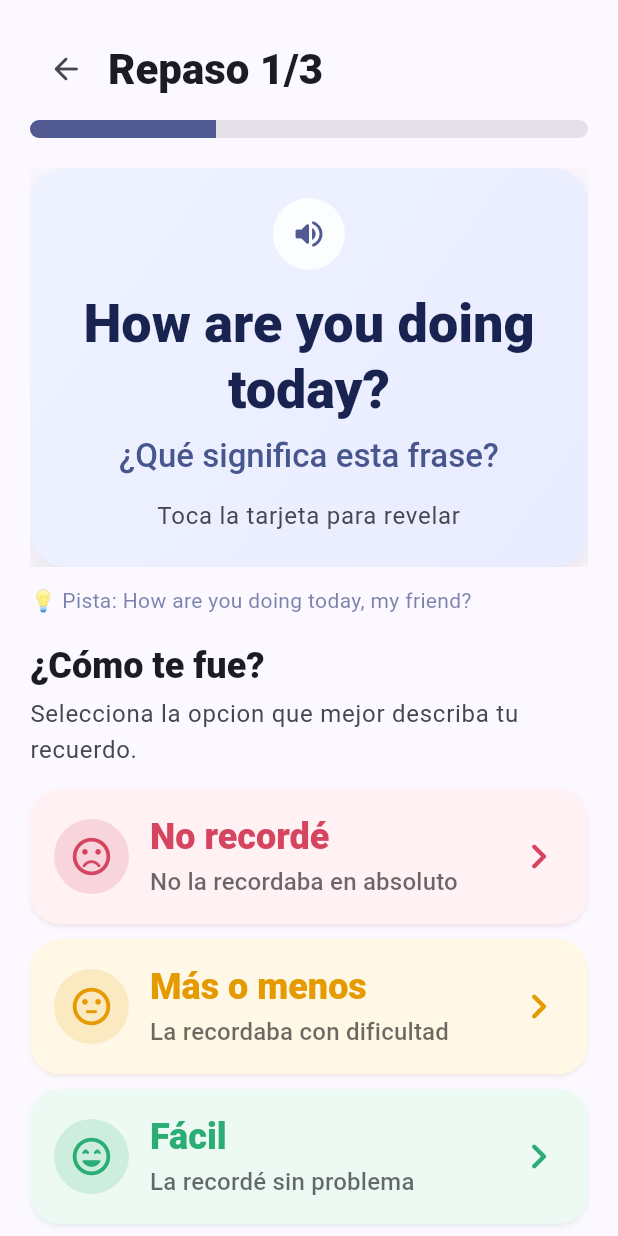
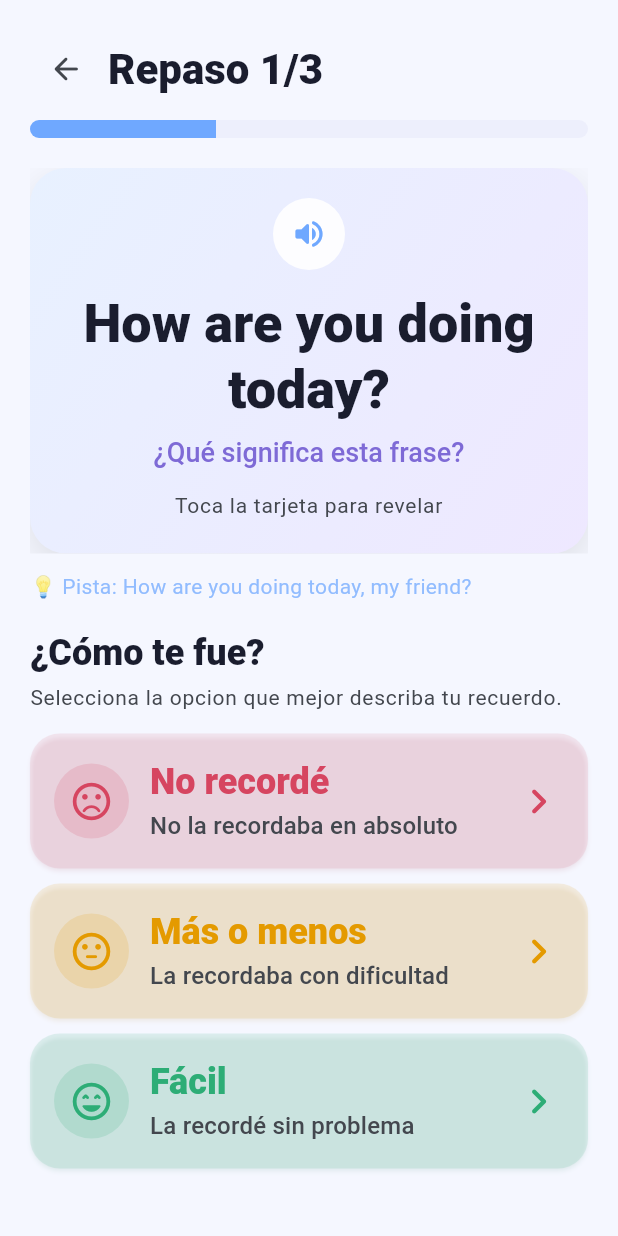
Before and after one commit to Eskantu/english_learning_app, a Flutter app: the screen it shows after launch, after a tap on "Cargar demo rápida", after a tap on the "auto awesome" icon, on a phone screen of 412 x 824 dp. Run offline on Flutter 3.47's test engine with Material 3 defaults, Android fonts, the phone set to English and light mode, and no system bars; our stand-ins replace equatable, flutter_bloc, flutter_local_notifications, flutter_tts, hive, hive_flutter and 1 more; accounts and stored records are empty.

Commit message:
feat(theme): add centralized app theme and refactor key screens

```diff
--- /dev/null
+++ b/lib/core/theme/app_colors.dart
@@ -0,0 +1,29 @@
+import 'package:flutter/material.dart';
+
+class AppColors {
+  const AppColors._();
+
+  static const Color primary = Color(0xFF6FA8FF);
+  static const Color primaryDark = Color(0xFF4B88E8);
+  static const Color primaryContainer = Color(0xFFE8F1FF);
+
+  static const Color secondary = Color(0xFFA78BFA);
+  static const Color secondaryDark = Color(0xFF7E6AD6);
+  static const Color secondaryContainer = Color(0xFFEEE8FF);
+
+  static const Color background = Color(0xFFF5F7FF);
+  static const Color surface = Color(0xFFFFFFFF);
+  static const Color surfaceSoft = Color(0xFFF0F3FF);
+  static const Color surfaceContainerHighest = Color(0xFFEDEFFC);
+  static const Color surfaceContainerLow = Color(0xFFF8F9FF);
+
+  static const Color textPrimary = Color(0xFF1A1D2E);
+  static const Color textSecondary = Color(0xFF6B7280);
+
+  static const Color outline = Color(0xFFD7DCEB);
+  static const Color outlineVariant = Color(0xFFE5E9F6);
+
+  static const Color success = Color(0xFF2DAD76);
+  static const Color warning = Color(0xFFE49A00);
+  static const Color error = Color(0xFFD64560);
+}
--- /dev/null
+++ b/lib/core/theme/app_text_styles.dart
@@ -0,0 +1,61 @@
+import 'package:flutter/material.dart';
+
+import 'app_colors.dart';
+
+class AppTextStyles {
+  const AppTextStyles._();
+
+  static const TextStyle h1 = TextStyle(
+    fontSize: 24,
+    fontWeight: FontWeight.w700,
+    color: AppColors.textPrimary,
+    height: 1.25,
+  );
+
+  static const TextStyle h2 = TextStyle(
+    fontSize: 18,
+    fontWeight: FontWeight.w600,
+    color: AppColors.textPrimary,
+    height: 1.3,
+  );
+
+  static const TextStyle body = TextStyle(
+    fontSize: 14,
+    fontWeight: FontWeight.w400,
+    color: AppColors.textPrimary,
+    height: 1.4,
+  );
+
+  static const TextStyle caption = TextStyle(
+    fontSize: 12,
+    fontWeight: FontWeight.w400,
+    color: AppColors.textSecondary,
+    height: 1.35,
+  );
+
+  static TextTheme textTheme = const TextTheme(
+    headlineLarge: h1,
+    titleLarge: h2,
+    bodyLarge: body,
+    bodyMedium: body,
+    bodySmall: caption,
+    labelLarge: TextStyle(
+      fontSize: 14,
+      fontWeight: FontWeight.w600,
+      color: AppColors.textPrimary,
+      height: 1.3,
+    ),
+    labelMedium: TextStyle(
+      fontSize: 12,
+      fontWeight: FontWeight.w500,
+      color: AppColors.textSecondary,
+      height: 1.3,
+    ),
+    labelSmall: TextStyle(
+      fontSize: 11,
+      fontWeight: FontWeight.w500,
+      color: AppColors.textSecondary,
+      height: 1.3,
+    ),
+  );
+}
--- /dev/null
+++ b/lib/core/theme/app_theme.dart
@@ -0,0 +1,108 @@
+import 'package:flutter/material.dart';
+
+import 'app_colors.dart';
+import 'app_text_styles.dart';
+
+class AppTheme {
+  const AppTheme._();
+
+  static final ColorScheme _lightColorScheme = ColorScheme.fromSeed(
+    seedColor: AppColors.primary,
+    brightness: Brightness.light,
+    primary: AppColors.primary,
+    onPrimary: Colors.white,
+    primaryContainer: AppColors.primaryContainer,
+    onPrimaryContainer: AppColors.textPrimary,
+    secondary: AppColors.secondary,
+    onSecondary: Colors.white,
+    secondaryContainer: AppColors.secondaryContainer,
+    onSecondaryContainer: AppColors.textPrimary,
+    surface: AppColors.surface,
+    onSurface: AppColors.textPrimary,
+    error: AppColors.error,
+    onError: Colors.white,
+    outline: AppColors.outline,
+    outlineVariant: AppColors.outlineVariant,
+    surfaceContainerHighest: AppColors.surfaceContainerHighest,
+    surfaceContainerLow: AppColors.surfaceContainerLow,
+  );
+
+  static ThemeData get light {
+    final ThemeData base = ThemeData(
+      useMaterial3: true,
+      colorScheme: _lightColorScheme,
+      scaffoldBackgroundColor: AppColors.background,
+      textTheme: AppTextStyles.textTheme,
+    );
+
+    return base.copyWith(
+      appBarTheme: AppBarTheme(
+        backgroundColor: AppColors.background,
+        foregroundColor: AppColors.textPrimary,
+        elevation: 0,
+        scrolledUnderElevation: 0,
+        centerTitle: false,
+        titleTextStyle: AppTextStyles.h2,
+      ),
+      cardTheme: CardThemeData(
+        color: AppColors.surface,
+        elevation: 0,
+        shape: RoundedRectangleBorder(borderRadius: BorderRadius.circular(18)),
+        shadowColor: AppColors.textPrimary.withValues(alpha: 0.08),
+      ),
+      elevatedButtonTheme: ElevatedButtonThemeData(
+        style: ElevatedButton.styleFrom(
+          elevation: 0,
+          backgroundColor: AppColors.primary,
+          foregroundColor: Colors.white,
+          textStyle: AppTextStyles.body.copyWith(fontWeight: FontWeight.w600),
+          padding: const EdgeInsets.symmetric(horizontal: 18, vertical: 12),
+          shape: RoundedRectangleBorder(
+            borderRadius: BorderRadius.circular(14),
+          ),
+        ),
+      ),
+      filledButtonTheme: FilledButtonThemeData(
+        style: FilledButton.styleFrom(
+          backgroundColor: AppColors.primary,
+          foregroundColor: Colors.white,
+          textStyle: AppTextStyles.body.copyWith(fontWeight: FontWeight.w600),
+          padding: const EdgeInsets.symmetric(horizontal: 18, vertical: 12),
+          shape: RoundedRectangleBorder(
+            borderRadius: BorderRadius.circular(14),
+          ),
+        ),
+      ),
+      inputDecorationTheme: InputDecorationTheme(
+        filled: true,
+        fillColor: AppColors.surface,
+        contentPadding: const EdgeInsets.symmetric(
+          horizontal: 14,
+          vertical: 12,
+        ),
+        labelStyle: AppTextStyles.body.copyWith(color: AppColors.textSecondary),
+        hintStyle: AppTextStyles.body.copyWith(color: AppColors.textSecondary),
+        border: OutlineInputBorder(
+          borderRadius: BorderRadius.circular(14),
+          borderSide: BorderSide(color: _lightColorScheme.outlineVariant),
+        ),
+        enabledBorder: OutlineInputBorder(
+          borderRadius: BorderRadius.circular(14),
+          borderSide: BorderSide(color: _lightColorScheme.outlineVariant),
+        ),
+        focusedBorder: OutlineInputBorder(
+          borderRadius: BorderRadius.circular(14),
+          borderSide: BorderSide(color: _lightColorScheme.primary, width: 1.4),
+        ),
+        errorBorder: OutlineInputBorder(
+          borderRadius: BorderRadius.circular(14),
+          borderSide: const BorderSide(color: AppColors.error),
+        ),
+      ),
+      floatingActionButtonTheme: const FloatingActionButtonThemeData(
+        backgroundColor: AppColors.primary,
+        foregroundColor: Colors.white,
+      ),
+    );
+  }
+}
--- a/lib/features/learning/presentation/screens/home_screen.dart
+++ b/lib/features/learning/presentation/screens/home_screen.dart
@@ -2,6 +2,7 @@ import 'package:flutter/material.dart';
 import 'package:flutter_bloc/flutter_bloc.dart';
 
 import '../../../../core/di/service_locator.dart';
+import '../../../../core/theme/app_colors.dart';
 import '../../domain/entities/learning_item.dart';
 import '../../../pronunciation/presentation/presentation.dart';
 import '../../../review/presentation/presentation.dart';
@@ -420,7 +421,7 @@ class _QuickStatsRow extends StatelessWidget {
             title: 'Total frases',
             value: totalPhrases.toString(),
             subtitle: 'guardadas',
-            color: const Color(0xFF5B7BFF),
+            color: AppColors.primary,
           ),
         ),
         const SizedBox(width: 10),
@@ -430,7 +431,7 @@ class _QuickStatsRow extends StatelessWidget {
             title: 'Practicadas hoy',
             value: practicedToday.toString(),
             subtitle: 'frases',
-            color: const Color(0xFF2DAD76),
+            color: AppColors.success,
           ),
         ),
         const SizedBox(width: 10),
@@ -440,7 +441,7 @@ class _QuickStatsRow extends StatelessWidget {
             title: 'Racha',
             value: streak.toString(),
             subtitle: 'días seguidos',
-            color: const Color(0xFFF97316),
+            color: AppColors.warning,
           ),
         ),
       ],
@@ -585,7 +586,7 @@ class PhraseCard extends StatelessWidget {
                             context,
                           ).textTheme.titleSmall?.copyWith(
                             fontWeight: FontWeight.w700,
-                            color: const Color(0xFF18234F),
+                            color: Theme.of(context).colorScheme.onSurface,
                           ),
                           maxLines: 1,
                           overflow: TextOverflow.ellipsis,
--- a/lib/features/pronunciation/presentation/screens/pronunciation_screen.dart
+++ b/lib/features/pronunciation/presentation/screens/pronunciation_screen.dart
@@ -4,6 +4,7 @@ import 'dart:math' as math;
 import 'package:flutter/material.dart';
 import 'package:flutter_bloc/flutter_bloc.dart';
 
+import '../../../../core/theme/app_colors.dart';
 import '../../../learning/domain/entities/learning_item.dart';
 import '../cubit/pronunciation_cubit.dart';
 import '../cubit/pronunciation_state.dart';
@@ -300,7 +301,7 @@ class _MainView extends StatelessWidget {
                     label: 'Grabar y evaluar (STT)',
                     icon: Icons.mic_rounded,
                     onPressed: onRecord,
-                    color: const Color(0xFF312E81),
+                    color: AppColors.secondaryDark,
                   ),
                   SizedBox(height: compact ? 14 : 20),
                   _ConsejoCard(compact: compact),
@@ -362,7 +363,7 @@ class _RecordingView extends StatelessWidget {
                   'Graba tu pronunciación',
                   style: Theme.of(context).textTheme.titleMedium?.copyWith(
                     fontWeight: FontWeight.w700,
-                    color: const Color(0xFF18234F),
+                    color: Theme.of(context).colorScheme.onSurface,
                   ),
                 ),
                 const SizedBox(height: 4),
@@ -397,7 +398,7 @@ class _RecordingView extends StatelessWidget {
                   elapsed,
                   style: Theme.of(context).textTheme.headlineSmall?.copyWith(
                     fontWeight: FontWeight.w700,
-                    color: const Color(0xFF18234F),
+                    color: Theme.of(context).colorScheme.onSurface,
                   ),
                 ),
                 const SizedBox(height: 8),
@@ -436,8 +437,8 @@ class _RecordingView extends StatelessWidget {
             icon: const Icon(Icons.cancel_outlined),
             label: const Text('Cancelar grabación'),
             style: OutlinedButton.styleFrom(
-              foregroundColor: const Color(0xFFD64560),
-              side: const BorderSide(color: Color(0xFFD64560)),
+              foregroundColor: AppColors.error,
+              side: const BorderSide(color: AppColors.error),
               padding: const EdgeInsets.symmetric(vertical: 16),
               textStyle: const TextStyle(
                 fontSize: 16,
@@ -698,14 +699,17 @@ class PronunciationCard extends StatelessWidget {
     return Container(
       decoration: BoxDecoration(
         gradient: const LinearGradient(
-          colors: <Color>[Color(0xFFEFF2FF), Color(0xFFDDE3FF)],
+          colors: <Color>[
+            AppColors.primaryContainer,
+            AppColors.secondaryContainer,
+          ],
           begin: Alignment.topLeft,
           end: Alignment.bottomRight,
         ),
         borderRadius: BorderRadius.circular(20),
         boxShadow: <BoxShadow>[
           BoxShadow(
-            color: const Color(0xFF4F46E5).withValues(alpha: 0.10),
+            color: AppColors.secondary.withValues(alpha: 0.18),
             blurRadius: 20,
             offset: const Offset(0, 8),
           ),
@@ -729,18 +733,20 @@ class PronunciationCard extends StatelessWidget {
                 width: 56,
                 height: 56,
                 decoration: BoxDecoration(
-                  color: Colors.white.withValues(alpha: 0.9),
+                  color: Theme.of(
+                    context,
+                  ).colorScheme.surface.withValues(alpha: 0.92),
                   shape: BoxShape.circle,
                   boxShadow: <BoxShadow>[
                     BoxShadow(
-                      color: const Color(0xFF4F46E5).withValues(alpha: 0.18),
+                      color: AppColors.secondary.withValues(alpha: 0.22),
                       blurRadius: 12,
                     ),
                   ],
                 ),
                 child: const Icon(
                   Icons.volume_up_rounded,
-                  color: Color(0xFF4F46E5),
+                  color: AppColors.secondaryDark,
                   size: 28,
                 ),
               ),
@@ -755,7 +761,7 @@ class PronunciationCard extends StatelessWidget {
                     : Theme.of(context).textTheme.displaySmall)
                 ?.copyWith(
                   fontWeight: FontWeight.w800,
-                  color: const Color(0xFF18234F),
+                  color: Theme.of(context).colorScheme.onSurface,
                 ),
           ),
           const SizedBox(height: 6),
@@ -763,7 +769,7 @@ class PronunciationCard extends StatelessWidget {
             '¿Cómo suena esta frase?',
             textAlign: TextAlign.center,
             style: Theme.of(context).textTheme.titleSmall?.copyWith(
-              color: const Color(0xFF48568E),
+              color: AppColors.secondaryDark,
               fontWeight: FontWeight.w500,
             ),
           ),
@@ -772,7 +778,7 @@ class PronunciationCard extends StatelessWidget {
             width: 40,
             height: 3,
             decoration: BoxDecoration(
-              color: const Color(0xFF4F46E5).withValues(alpha: 0.35),
+              color: AppColors.secondary.withValues(alpha: 0.45),
               borderRadius: BorderRadius.circular(99),
             ),
           ),
@@ -803,7 +809,7 @@ class RecordingWidget extends StatelessWidget {
                 width: 110,
                 height: 110,
                 decoration: BoxDecoration(
-                  color: const Color(0xFF4F46E5).withValues(alpha: 0.15),
+                  color: AppColors.secondary.withValues(alpha: 0.20),
                   shape: BoxShape.circle,
                 ),
               ),
@@ -815,18 +821,22 @@ class RecordingWidget extends StatelessWidget {
       child: Container(
         width: 80,
         height: 80,
-        decoration: const BoxDecoration(
-          color: Color(0xFF4F46E5),
+        decoration: BoxDecoration(
+          color: AppColors.secondaryDark,
           shape: BoxShape.circle,
           boxShadow: <BoxShadow>[
             BoxShadow(
-              color: Color(0x334F46E5),
+              color: AppColors.secondary.withValues(alpha: 0.22),
               blurRadius: 20,
               spreadRadius: 2,
             ),
           ],
         ),
-        child: const Icon(Icons.mic_rounded, color: Colors.white, size: 38),
+        child: Icon(
+          Icons.mic_rounded,
+          color: Theme.of(context).colorScheme.onSecondary,
+          size: 38,
+        ),
       ),
     );
   }
@@ -862,7 +872,7 @@ class _WaveformWidget extends StatelessWidget {
               height: height,
               margin: const EdgeInsets.symmetric(horizontal: 2),
               decoration: BoxDecoration(
-                color: const Color(0xFF4F46E5).withValues(alpha: 0.6),
+                color: AppColors.secondary.withValues(alpha: 0.65),
                 borderRadius: BorderRadius.circular(99),
               ),
             );
@@ -889,9 +899,9 @@ class ResultWidget extends StatelessWidget {
   final bool compact;
 
   Color get _scoreColor => switch (result.feedback) {
-    PronunciationFeedback.correct => const Color(0xFF2DAD76),
-    PronunciationFeedback.almostCorrect => const Color(0xFFE49A00),
-    PronunciationFeedback.incorrect => const Color(0xFFD64560),
+    PronunciationFeedback.correct => AppColors.success,
+    PronunciationFeedback.almostCorrect => AppColors.warning,
+    PronunciationFeedback.incorrect => AppColors.error,
   };
 
   String get _headline => switch (result.feedback) {
@@ -984,7 +994,7 @@ class ResultWidget extends StatelessWidget {
             textAlign: TextAlign.center,
             style: Theme.of(context).textTheme.titleMedium?.copyWith(
               fontWeight: FontWeight.w700,
-              color: const Color(0xFF18234F),
+              color: Theme.of(context).colorScheme.onSurface,
             ),
           ),
           SizedBox(height: compact ? 16 : 20),
@@ -1151,7 +1161,7 @@ class _ActionButton extends StatelessWidget {
                 height: 18,
                 child: CircularProgressIndicator(
                   strokeWidth: 2,
-                  color: Colors.white54,
+                  color: AppColors.surfaceContainerHighest,
                 ),
               )
               : Icon(icon),
@@ -1161,7 +1171,7 @@ class _ActionButton extends StatelessWidget {
         disabledBackgroundColor: (color ??
                 Theme.of(context).colorScheme.primary)
             .withValues(alpha: 0.6),
-        foregroundColor: Colors.white,
+        foregroundColor: Theme.of(context).colorScheme.onPrimary,
         padding: const EdgeInsets.symmetric(vertical: 16),
         textStyle: const TextStyle(fontSize: 15, fontWeight: FontWeight.w700),
         shape: RoundedRectangleBorder(borderRadius: BorderRadius.circular(16)),
--- a/lib/features/review/presentation/screens/review_screen.dart
+++ b/lib/features/review/presentation/screens/review_screen.dart
@@ -2,6 +2,7 @@ import 'package:flutter/material.dart';
 import 'package:flutter_bloc/flutter_bloc.dart';
 
 import '../../../../core/di/service_locator.dart';
+import '../../../../core/theme/app_colors.dart';
 import '../../../learning/presentation/cubit/learning_items_cubit.dart';
 import '../../domain/entities/review_quality.dart';
 import '../cubit/review_cubit.dart';
@@ -143,8 +144,8 @@ class _ReviewScreenState extends State<ReviewScreen> {
                             title: 'No recordé',
                             subtitle: 'No la recordaba en absoluto',
                             icon: Icons.sentiment_dissatisfied_rounded,
-                            background: const Color(0xFFFFF1F4),
-                            foreground: const Color(0xFFD64560),
+                            background: AppColors.error.withValues(alpha: 0.10),
+                            foreground: AppColors.error,
                             onTap: () => _submitAnswer(ReviewQuality.forgot),
                             compact: compact,
                           ),
@@ -153,8 +154,10 @@ class _ReviewScreenState extends State<ReviewScreen> {
                             title: 'Más o menos',
                             subtitle: 'La recordaba con dificultad',
                             icon: Icons.sentiment_neutral_rounded,
-                            background: const Color(0xFFFFF8E6),
-                            foreground: const Color(0xFFE49A00),
+                            background: AppColors.warning.withValues(
+                              alpha: 0.12,
+                            ),
+                            foreground: AppColors.warning,
                             onTap: () => _submitAnswer(ReviewQuality.partial),
                             compact: compact,
                           ),
@@ -163,8 +166,10 @@ class _ReviewScreenState extends State<ReviewScreen> {
                             title: 'Fácil',
                             subtitle: 'La recordé sin problema',
                             icon: Icons.sentiment_very_satisfied_rounded,
-                            background: const Color(0xFFECFAF3),
-                            foreground: const Color(0xFF2DAD76),
+                            background: AppColors.success.withValues(
+                              alpha: 0.12,
+                            ),
+                            foreground: AppColors.success,
                             onTap: () => _submitAnswer(ReviewQuality.easy),
                             compact: compact,
                           ),
@@ -270,8 +275,11 @@ class _ReviewFlashcard extends StatelessWidget {
       color: Colors.transparent,
       child: Ink(
         decoration: BoxDecoration(
-          gradient: const LinearGradient(
-            colors: <Color>[Color(0xFFEFF2FF), Color(0xFFE8ECFF)],
+          gradient: LinearGradient(
+            colors: const <Color>[
+              AppColors.primaryContainer,
+              AppColors.secondaryContainer,
+            ],
             begin: Alignment.topLeft,
             end: Alignment.bottomRight,
           ),
@@ -301,7 +309,9 @@ class _ReviewFlashcard extends StatelessWidget {
                   alignment: Alignment.topCenter,
                   child: DecoratedBox(
                     decoration: BoxDecoration(
-                      color: Colors.white.withValues(alpha: 0.85),
+                      color: Theme.of(
+                        context,
+                      ).colorScheme.surface.withValues(alpha: 0.90),
                       borderRadius: BorderRadius.circular(999),
                     ),
                     child: IconButton(
@@ -320,7 +330,7 @@ class _ReviewFlashcard extends StatelessWidget {
                           : Theme.of(context).textTheme.displaySmall)
                       ?.copyWith(
                         fontWeight: FontWeight.w800,
-                        color: const Color(0xFF18234F),
+                        color: Theme.of(context).colorScheme.onSurface,
                       ),
                 ),
                 const SizedBox(height: 8),
@@ -328,7 +338,7 @@ class _ReviewFlashcard extends StatelessWidget {
                   '¿Qué significa esta frase?',
                   textAlign: TextAlign.center,
                   style: Theme.of(context).textTheme.titleLarge?.copyWith(
-                    color: const Color(0xFF48568E),
+                    color: AppColors.secondaryDark,
                     fontWeight: FontWeight.w500,
                   ),
                 ),
@@ -447,7 +457,7 @@ class _AnswerOptionCard extends StatelessWidget {
                     Text(
                       subtitle,
                       style: Theme.of(context).textTheme.titleMedium?.copyWith(
-                        color: Colors.black.withValues(alpha: 0.58),
+                        color: Theme.of(context).colorScheme.onSurfaceVariant,
                       ),
                     ),
                   ],
@@ -479,7 +489,7 @@ class _MotivationCard extends StatelessWidget {
     return Container(
       padding: EdgeInsets.all(compact ? 12 : 16),
       decoration: BoxDecoration(
-        color: const Color(0xFFF0F1FF),
+        color: AppColors.surfaceSoft,
         borderRadius: BorderRadius.circular(20),
       ),
       child: Row(
@@ -508,7 +518,7 @@ class _MotivationCard extends StatelessWidget {
                           ? Theme.of(context).textTheme.titleLarge
                           : Theme.of(context).textTheme.headlineSmall)
                       ?.copyWith(
-                        color: const Color(0xFF273884),
+                        color: AppColors.secondaryDark,
                         fontWeight: FontWeight.w800,
                       ),
                 ),
@@ -516,7 +526,7 @@ class _MotivationCard extends StatelessWidget {
                 Text(
                   subtitle,
                   style: Theme.of(context).textTheme.titleMedium?.copyWith(
-                    color: const Color(0xFF3E4E95),
+                    color: AppColors.textSecondary,
                   ),
                 ),
               ],
--- a/lib/main.dart
+++ b/lib/main.dart
@@ -3,6 +3,7 @@ import 'package:flutter_bloc/flutter_bloc.dart';
 
 import 'core/constants/app_constants.dart';
 import 'core/di/service_locator.dart';
+import 'core/theme/app_theme.dart';
 import 'features/learning/presentation/presentation.dart';
 import 'features/review/presentation/presentation.dart';
 
@@ -68,10 +69,7 @@ class _EnglishLearningAppState extends State<EnglishLearningApp> {
         navigatorKey: _navigatorKey,
         title: AppConstants.appName,
         debugShowCheckedModeBanner: false,
-        theme: ThemeData(
-          colorScheme: ColorScheme.fromSeed(seedColor: Colors.indigo),
-          useMaterial3: true,
-        ),
+        theme: AppTheme.light,
         home: const HomeScreen(),
       ),
     );
```
